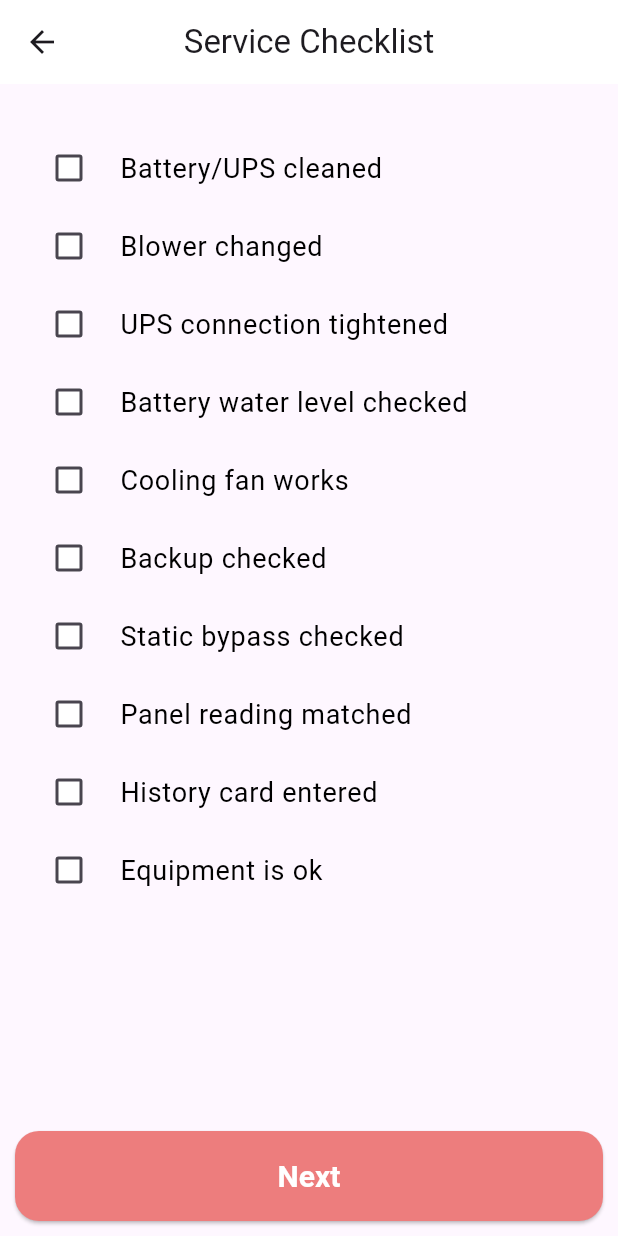
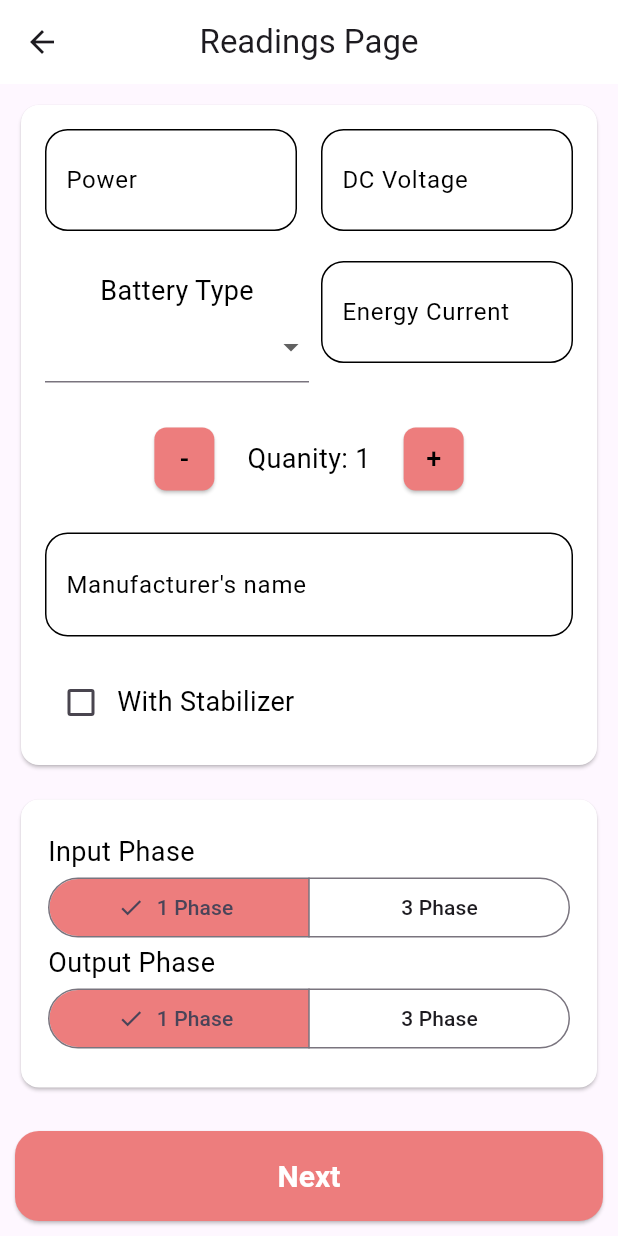
Before and after one commit to Integrated-Identities/SyncServe, a Flutter app: the ServiceChecklistView screen opened directly, after a tap on "Next", on a phone screen of 412 x 824 dp. Run offline on Flutter 3.47's test engine with Material 3 defaults, Android fonts, the phone set to English and light mode, and no system bars; missing offline and left inert: zod_validation; generated files the repository leaves out were written again.

Commit message:
New page named readings_page_1 is added

```diff
--- /dev/null
+++ b/lib/custom_controls/quantity_selector.dart
@@ -0,0 +1,83 @@
+import 'package:flutter/material.dart';
+import 'package:syncserve/theme/styles.dart';
+import 'package:flutter_gen/gen_l10n/app_localizations.dart';
+
+class QuantitySelector extends StatefulWidget {
+  const QuantitySelector({
+    super.key,
+    this.initialValue = 1,
+    this.onChanged,
+    this.minValue = 0,
+    this.maxValue = 999,
+  });
+  final int initialValue;
+  final ValueChanged<int>? onChanged;
+  final int minValue;
+  final int maxValue;
+
+  @override
+  State<QuantitySelector> createState() => _QuantitySelectorState();
+}
+
+class _QuantitySelectorState extends State<QuantitySelector> {
+  late int _quantity;
+
+  @override
+  void initState() {
+    super.initState();
+    _quantity = widget.initialValue;
+  }
+
+  void _increment() {
+    if (_quantity < widget.maxValue) {
+      setState(() {
+        _quantity++;
+      });
+      widget.onChanged?.call(_quantity);
+    }
+  }
+
+  void _decrement() {
+    if (_quantity > widget.minValue) {
+      setState(() {
+        _quantity--;
+      });
+      widget.onChanged?.call(_quantity);
+    }
+  }
+
+  @override
+  Widget build(BuildContext context) {
+    return Padding(
+      padding: EdgeInsets.fromLTRB(0, 20, 0, 25),
+      child: Row(
+        mainAxisSize: MainAxisSize.min,
+        children: [
+          ElevatedButton(
+            onPressed: _decrement,
+            style: AppStyle.quantitySelectorButtonStyle(),
+            child: Text(
+              AppLocalizations.of(context)!.minusSign,
+              style: AppStyle.labelText,
+            ),
+          ),
+          Padding(
+            padding: AppStyle.textButtonPadding,
+            child: Text(
+              '${AppLocalizations.of(context)!.quantity}: $_quantity',
+              style: AppStyle.labelText,
+            ),
+          ),
+          ElevatedButton(
+            onPressed: _increment,
+            style: AppStyle.quantitySelectorButtonStyle(),
+            child: Text(
+              AppLocalizations.of(context)!.plusSign,
+              style: AppStyle.labelText,
+            ),
+          ),
+        ],
+      ),
+    );
+  }
+}
--- a/lib/l10n/app_en.arb
+++ b/lib/l10n/app_en.arb
@@ -1,8 +1,16 @@
 {
     "@@locale": "en",
+    "ah": "AH",
+    "@ah": {
+        "description": "Unit for Energy current on readings page"
+    },
     "backUpTest": "Backup checked",
     "@backUpTest": {
         "description": "Checkbox Text when the backup is checked"
+    },
+    "batteryType": "Battery Type",
+    "@batteryType": {
+        "description": "Label for drop down on readings page"
     },
     "batteryUPSCleaned": "Battery/UPS cleaned",
     "@batteryUPSCleaned": {
@@ -68,9 +76,21 @@
     "@customerPhone": {
         "description": "Label for the customer's phone field"
     },
+    "dcv": "DCV",
+    "@dcv": {
+        "description": "Unit for DC Voltage textfield"
+    },
+    "dcVoltage": "DC Voltage",
+    "@dcVoltage": {
+        "description": "Label for readings page textfield"
+    },
     "email": "Email",
     "@email": {
         "description": "Label for the email field"
+    },
+    "energyCurrent": "Energy Current",
+    "@energyCurrent": {
+        "description": "Label for energy current textfield"
     },
     "equipmentOk": "Equipment is ok",
     "@equipmentOk": {
@@ -104,6 +124,10 @@
     "@inFreeService": {
         "description": "Label for the free service checkbox"
     },
+    "inputPhase": "Input Phase",
+    "@inputPhase": {
+        "description": "Label for segemented button in readings page"
+    },
     "installation": "Installation",
     "@installation": {
         "description": "Label for the installation checkbox"
@@ -115,6 +139,10 @@
     "inWarranty": "In warranty",
     "@inWarranty": {
         "description": "Checkbox Text when the equipment is in warranty"
+    },
+    "kva": "KVA",
+    "@kva": {
+        "description": "Unit for power textfield"
     },
     "logIn": "Log In",
     "@logIn": {
@@ -136,13 +164,25 @@
     "@manufacturerNameTooShort": {
         "description": "Error message shown when the manufacturer's name is too short"
     },
+    "minusSign": "-",
+    "@minusSign":{
+        "description": "Minus sign text for quanity "
+    },
     "next": "Next",
     "@next": {
         "description": "Label for the next button"
     },
+    "onePhase": "1 Phase",
+    "@onePhase": {
+        "description": "Label for the button in segemented button in readings page"
+    },
     "otherEquipment": "Other equipment",
     "@otherEquipment": {
         "description": "Label for the other equipment checkbox"
+    },
+    "outputPhase": "Output Phase",
+    "@outputPhase": {
+        "description": "Section Title for segmented button"
     },
     "panelReadingMatched": "Panel reading matched",
     "@panelReadingMatched": {
@@ -152,6 +192,14 @@
     "@password": {
         "description": "Label for the password field"
     },
+    "plusSign": "+",
+    "@plusSign": {
+        "description": "Plus sign symbol for quantity selector"
+    },
+    "power": "Power",
+    "@power": {
+        "description": "Label for readings page textfield"
+    },
     "preventiveMaintenance": "Preventive maintenance",
     "@preventiveMaintenance": {
         "description": "Label for the preventive maintenance checkbox"
@@ -159,6 +207,14 @@
     "profile": "Profile",
     "@profile": {
         "description": "Label for the profile Icon"
+    },
+    "quantity": "Quanity",
+    "@quantity": {
+        "description": "Label for the quantity label in Readings page"
+    },
+    "readingsPage": "Readings Page",
+    "@readingsPage": {
+        "description": "Title for the readings page"
     },
     "reasonForVisit": "Reason for Visit",
     "@reasonForVisit": {
@@ -175,6 +231,10 @@
     "settings": "Settings",
     "@settings": {
         "description": "Label for the settings Icon"
+    },
+    "smf": "SMF",
+    "@smf": {
+        "description": "Label for the drop down button"
     },
     "stabilizer": "Stabilizer",
     "@stabilizer": {
@@ -200,6 +260,14 @@
     "@title": {
         "description": "Title of Service Checklist page"
     },
+    "threePhase": "3 Phase",
+    "@threePhase": {
+        "description": "Label for the button in segemented button in readings page"
+    },
+    "tub": "TUB",
+    "@tub": {
+        "description": "Label for TUB dropdown"
+    },
     "ups": "UPS",
     "@ups": {
         "description": "Label for the UPS checkbox"
@@ -211,5 +279,9 @@
     "welcome": "Welcome!",
     "@welcome": {
         "description": "Welcome message for the user"
+    },
+    "withStabilizer": "With Stabilizer",
+    "@withStabilizer": {
+        "description": "Label for checkbox in readings page"
     }
 }
--- a/lib/theme/styles.dart
+++ b/lib/theme/styles.dart
@@ -46,10 +46,12 @@ class AppStyle {
 
 // CUSTOMER DETAIL PAGE TEXTFORMFIELD
   static InputDecoration inputDecorationWithLabel(
+    String unit,
     String label, {
     bool isRequired = false,
   }) {
     return InputDecoration(
+      suffixText: unit,
       helperText: ' ',
       alignLabelWithHint: true,
       fillColor: Colors.white,
@@ -128,4 +130,38 @@ class AppStyle {
 
   // DIVIDER COLOR
   static const Color dividerColor = Color.fromARGB(255, 100, 100, 100);
+
+  // STYLE OF INCREMENT DECREMENT BUTTON OF QUANITYSELECTOR
+  static ButtonStyle quantitySelectorButtonStyle() {
+    return ElevatedButton.styleFrom(
+      shape: RoundedRectangleBorder(
+        borderRadius: BorderRadius.circular(8),
+      ),
+      backgroundColor: const Color.fromARGB(255, 237, 125, 125),
+      padding: const EdgeInsets.all(8),
+      minimumSize: const Size(40, 40),
+    );
+  }
+
+  // 'QUANTITY' TEXT AND BUTTONS PADDING
+  static const EdgeInsets textButtonPadding =
+      EdgeInsets.symmetric(horizontal: 18);
+
+  // SEGMENTED BUTTON COLOR STYLES
+  static ButtonStyle segmentedButtonStyle() {
+    return ButtonStyle(
+      backgroundColor: WidgetStateColor.resolveWith(
+        (Set<WidgetState> states) {
+          if (states.contains(WidgetState.selected)) {
+            return Color.fromARGB(255, 237, 125, 125);
+          }
+          return Colors.white;
+        },
+      ),
+    );
+  }
+
+  // SEGMENTED BUTTON WITH LABEL PADDING
+  static const EdgeInsets segmentedButtonWithLabelPadding =
+      EdgeInsets.symmetric(horizontal: 18);
 }
--- a/lib/view/customer_detail.dart
+++ b/lib/view/customer_detail.dart
@@ -89,6 +89,7 @@ class _CustomerDetailState extends State<CustomerDetail> {
                             ? AutovalidateMode.always
                             : AutovalidateMode.always,
                         decoration: AppStyle.inputDecorationWithLabel(
+                          '',
                           AppLocalizations.of(context)!.customerName,
                         ),
                       ),
@@ -128,6 +129,7 @@ class _CustomerDetailState extends State<CustomerDetail> {
                             ? AutovalidateMode.onUserInteraction
                             : AutovalidateMode.disabled,
                         decoration: AppStyle.inputDecorationWithLabel(
+                          '',
                           AppLocalizations.of(context)!.customerAddress,
                         ),
                       ),
@@ -171,11 +173,13 @@ class _CustomerDetailState extends State<CustomerDetail> {
                             ? AutovalidateMode.onUserInteraction
                             : AutovalidateMode.disabled,
                         decoration: AppStyle.inputDecorationWithLabel(
+                          '',
                           AppLocalizations.of(context)!.customerEmail,
                         ),
                       ),
                       TextFormField(
                         decoration: AppStyle.inputDecorationWithLabel(
+                          '',
                           AppLocalizations.of(context)!.customerPhone,
                         ),
                         keyboardType: TextInputType.phone,
--- /dev/null
+++ b/lib/view/readings_page.dart
@@ -0,0 +1,287 @@
+import 'package:flutter/material.dart';
+import 'package:syncserve/custom_controls/labeled_checkbox.dart';
+import 'package:syncserve/custom_controls/quantity_selector.dart';
+import 'package:syncserve/theme/styles.dart';
+import 'package:flutter_gen/gen_l10n/app_localizations.dart';
+import 'package:syncserve/view_model/readings_page_view_model.dart';
+
+class ReadingsPage extends StatefulWidget {
+  const ReadingsPage({super.key});
+
+  @override
+  State<ReadingsPage> createState() => _ReadingsPageState();
+}
+
+class _ReadingsPageState extends State<ReadingsPage> {
+  final ReadingsViewModel viewModel = ReadingsViewModel();
+  late List<String> category;
+
+  @override
+  void initState() {
+    super.initState();
+  }
+
+  @override
+  void didChangeDependencies() {
+    super.didChangeDependencies();
+    category = [
+      AppLocalizations.of(context)!.smf,
+      AppLocalizations.of(context)!.tub,
+    ];
+  }
+
+  @override
+  Widget build(BuildContext context) {
+    return Scaffold(
+      appBar: AppBar(
+        centerTitle: true,
+        backgroundColor: AppStyle.appBarAndNavBarColor,
+        title: Text(
+          AppLocalizations.of(context)!.readingsPage,
+        ),
+      ),
+      body: SafeArea(
+        child: Column(
+          children: [
+            Expanded(
+              child: SingleChildScrollView(
+                child: Padding(
+                  padding: EdgeInsets.all(10),
+                  child: Column(
+                    children: [
+                      SizedBox(
+                        height: 448,
+                        child: Card(
+                          color: AppStyle.appBarAndNavBarColor,
+                          child: Padding(
+                            padding: const EdgeInsets.all(16),
+                            child: Column(
+                              children: [
+                                Row(
+                                  children: [
+                                    Expanded(
+                                      child: Padding(
+                                        padding:
+                                            const EdgeInsets.only(right: 8),
+                                        child: TextFormField(
+                                          decoration:
+                                              AppStyle.inputDecorationWithLabel(
+                                            AppLocalizations.of(context)!.kva,
+                                            AppLocalizations.of(context)!.power,
+                                          ),
+                                        ),
+                                      ),
+                                    ),
+                                    Expanded(
+                                      child: Padding(
+                                        padding: const EdgeInsets.only(left: 8),
+                                        child: TextFormField(
+                                          decoration:
+                                              AppStyle.inputDecorationWithLabel(
+                                            AppLocalizations.of(context)!.dcv,
+                                            AppLocalizations.of(context)!
+                                                .dcVoltage,
+                                          ),
+                                        ),
+                                      ),
+                                    ),
+                                  ],
+                                ),
+                                Row(
+                                  mainAxisAlignment: MainAxisAlignment.start,
+                                  children: [
+                                    Expanded(
+                                      child: Column(
+                                        mainAxisAlignment:
+                                            MainAxisAlignment.start,
+                                        children: [
+                                          Text(
+                                            style: AppStyle.labelText,
+                                            AppLocalizations.of(context)!
+                                                .batteryType,
+                                          ),
+                                          DropdownButtonFormField(
+                                            items: category.map((e) {
+                                              return DropdownMenuItem(
+                                                value: e,
+                                                child: Text(e),
+                                              );
+                                            }).toList(),
+                                            onChanged: (value) {
+                                              print(value);
+                                            },
+                                          ),
+                                        ],
+                                      ),
+                                    ),
+                                    Expanded(
+                                      child: Padding(
+                                        padding: const EdgeInsets.only(left: 8),
+                                        child: TextFormField(
+                                          decoration:
+                                              AppStyle.inputDecorationWithLabel(
+                                            AppLocalizations.of(context)!.ah,
+                                            AppLocalizations.of(context)!
+                                                .energyCurrent,
+                                          ),
+                                        ),
+                                      ),
+                                    ),
+                                  ],
+                                ),
+                                QuantitySelector(
+                                  initialValue: 1,
+                                  onChanged: (value) {
+                                    print('New quantity: $value');
+                                  },
+                                  minValue: 0,
+                                  maxValue: 100,
+                                ),
+                                TextFormField(
+                                  decoration: AppStyle.inputDecorationWithLabel(
+                                    '',
+                                    AppLocalizations.of(context)!
+                                        .manufacturerName,
+                                  ),
+                                ),
+                                LabeledCheckbox(
+                                  label: AppLocalizations.of(context)!
+                                      .withStabilizer,
+                                  value: viewModel.withStabilizer,
+                                  onChanged: (value) {
+                                    setState(() {
+                                      viewModel.withStabilizer = value;
+                                    });
+                                  },
+                                ),
+                              ],
+                            ),
+                          ),
+                        ),
+                      ),
+                      SizedBox(
+                        height: 15,
+                      ),
+                      SizedBox(
+                        height: 200,
+                        width: MediaQuery.of(context).size.width,
+                        child: Card(
+                          color: AppStyle.appBarAndNavBarColor,
+                          child: Column(
+                            mainAxisAlignment: MainAxisAlignment.center,
+                            children: [
+                              Align(
+                                alignment: Alignment.centerLeft,
+                                child: Padding(
+                                  padding:
+                                      AppStyle.segmentedButtonWithLabelPadding,
+                                  child: Text(
+                                    style: AppStyle.labelText,
+                                    AppLocalizations.of(context)!.inputPhase,
+                                  ),
+                                ),
+                              ),
+                              Padding(
+                                padding:
+                                    AppStyle.segmentedButtonWithLabelPadding,
+                                child: SizedBox(
+                                  width: double.infinity,
+                                  child: SegmentedButton<PhaseType>(
+                                    segments: <ButtonSegment<PhaseType>>[
+                                      ButtonSegment<PhaseType>(
+                                        value: PhaseType.onePhase,
+                                        label: Text(
+                                          AppLocalizations.of(context)!
+                                              .onePhase,
+                                        ),
+                                      ),
+                                      ButtonSegment<PhaseType>(
+                                        value: PhaseType.threePhase,
+                                        label: Text(
+                                          AppLocalizations.of(context)!
+                                              .threePhase,
+                                        ),
+                                      ),
+                                    ],
+                                    selected: <PhaseType>{viewModel.inputPhase},
+                                    onSelectionChanged:
+                                        (Set<PhaseType> newSelection) {
+                                      setState(() {
+                                        viewModel.inputPhase =
+                                            newSelection.first;
+                                      });
+                                    },
+                                    style: AppStyle.segmentedButtonStyle(),
+                                  ),
+                                ),
+                              ),
+                              Align(
+                                alignment: Alignment.centerLeft,
+                                child: Padding(
+                                  padding:
+                                      AppStyle.segmentedButtonWithLabelPadding,
+                                  child: Text(
+                                    style: AppStyle.labelText,
+                                    AppLocalizations.of(context)!.outputPhase,
+                                  ),
+                                ),
+                              ),
+                              Padding(
+                                padding:
+                                    AppStyle.segmentedButtonWithLabelPadding,
+                                child: SizedBox(
+                                  width: MediaQuery.of(context).size.width,
+                                  child: SegmentedButton<PhaseType>(
+                                    segments: <ButtonSegment<PhaseType>>[
+                                      ButtonSegment<PhaseType>(
+                                        value: PhaseType.onePhase,
+                                        label: Text(
+                                          AppLocalizations.of(context)!
+                                              .onePhase,
+                                        ),
+                                      ),
+                                      ButtonSegment<PhaseType>(
+                                        value: PhaseType.threePhase,
+                                        label: Text(
+                                          AppLocalizations.of(context)!
+                                              .threePhase,
+                                        ),
+                                      ),
+                                    ],
+                                    selected: <PhaseType>{
+                                      viewModel.outputPhase,
+                                    },
+                                    onSelectionChanged:
+                                        (Set<PhaseType> newSelection) {
+                                      setState(() {
+                                        viewModel.outputPhase =
+                                            newSelection.last;
+                                      });
+                                    },
+                                    style: AppStyle.segmentedButtonStyle(),
+                                  ),
+                                ),
+                              ),
+                            ],
+                          ),
+                        ),
+                      ),
+                    ],
+                  ),
+                ),
+              ),
+            ),
+            Padding(
+              padding: AppStyle.bottomAreaPadding,
+              child: ElevatedButton(
+                style: AppStyle.elevatedButtonStyle(),
+                onPressed: () {},
+                child: Text(AppLocalizations.of(context)!.next),
+              ),
+            ),
+          ],
+        ),
+      ),
+    );
+  }
+}
--- a/lib/view/service_checklist.dart
+++ b/lib/view/service_checklist.dart
@@ -1,5 +1,6 @@
 import 'package:flutter/material.dart';
 import 'package:flutter_gen/gen_l10n/app_localizations.dart';
+import 'package:syncserve/view/readings_page.dart';
 import 'package:syncserve/theme/styles.dart';
 import 'package:syncserve/view_model/service_checklist_view_model.dart';
 
@@ -81,7 +82,14 @@ class _ServiceChecklistViewState extends State<ServiceChecklistView> {
               padding: AppStyle.bottomAreaPadding,
               child: ElevatedButton(
                 style: AppStyle.elevatedButtonStyle(),
-                onPressed: () {},
+                onPressed: () {
+                  Navigator.push(
+                    context,
+                    MaterialPageRoute(
+                      builder: (context) => ReadingsPage(),
+                    ),
+                  );
+                },
                 child: Text(AppLocalizations.of(context)!.next),
               ),
             ),
--- a/lib/view/service_form.dart
+++ b/lib/view/service_form.dart
@@ -348,8 +348,10 @@ class _ServiceFormState extends State<ServiceForm> {
                             },
                             controller: controller,
                             decoration: AppStyle.inputDecorationWithLabel(
+                              '',
                               AppLocalizations.of(context)!.manufacturerName,
                             ),
+                            autovalidateMode: AutovalidateMode.onUnfocus,
                             onChanged: (value) {
                               setState(() {
                                 viewModel.manufacturerName = value;
--- /dev/null
+++ b/lib/view_model/readings_page_view_model.dart
@@ -0,0 +1,33 @@
+enum PhaseType { onePhase, threePhase }
+
+class ReadingsViewModel {
+  String? kva;
+  String? dcVoltage;
+  String? ah;
+  String? manufacturerName;
+  bool withStabilizer = false;
+  PhaseType inputPhase = PhaseType.onePhase;
+  PhaseType outputPhase = PhaseType.onePhase;
+  int quantity = 1;
+  String? batteryType;
+
+  void updateQuantity(int value) {
+    quantity = value;
+  }
+
+  void toggleStabilizer(bool? value) {
+    withStabilizer = value ?? false;
+  }
+
+  void reset() {
+    kva = null;
+    dcVoltage = null;
+    ah = null;
+    manufacturerName = null;
+    withStabilizer = false;
+    inputPhase = PhaseType.onePhase;
+    outputPhase = PhaseType.onePhase;
+    quantity = 1;
+    batteryType = null;
+  }
+}
```
